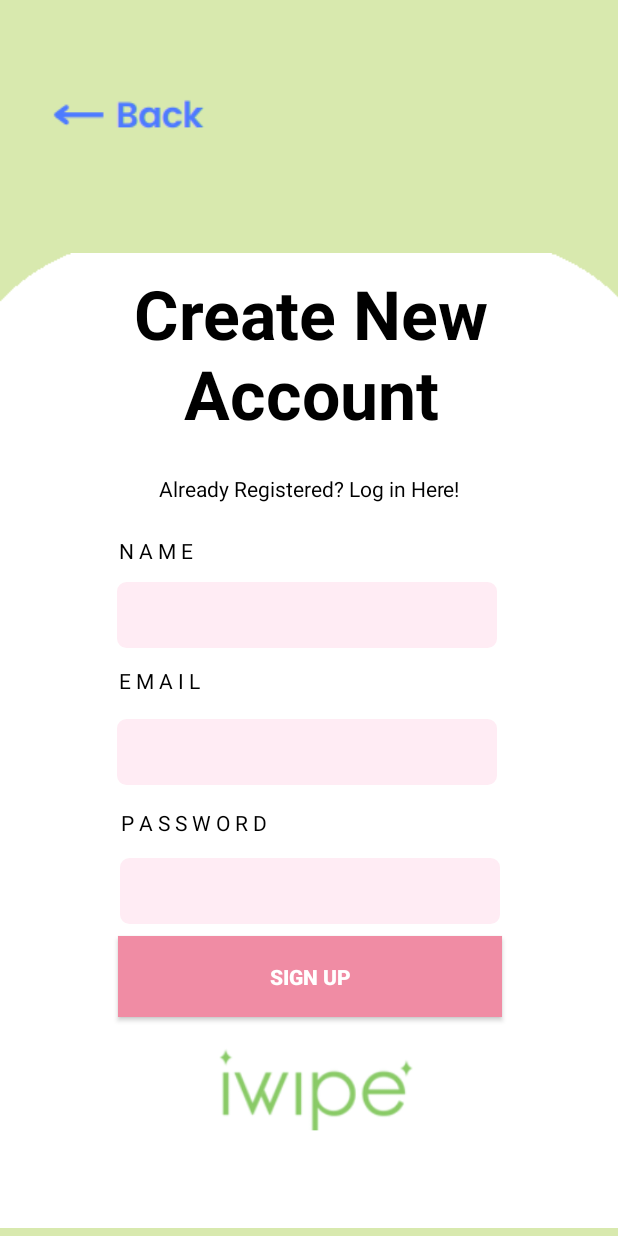
After one commit to ricklepick475/iWipe-Repository, an Android app: the CreateUserPage screen opened directly, with no data from a screen before it, on a phone screen of 412 x 824 dp. The commit adds this screen. Run offline under Robolectric (Android 15) with nearby library versions, the phone set to English and light mode, and no system bars.

Commit message:
iWipe Create User Account Screen is complete, also includes text button functionality, allowing for easy switching between login page and create user page

```diff
--- a/app/src/main/AndroidManifest.xml
+++ b/app/src/main/AndroidManifest.xml
@@ -12,7 +12,10 @@
         android:theme="@style/Theme.AppCompat.Light.NoActionBar"
         tools:targetApi="31">
         <activity
-            android:name=".MainActivity"
+            android:name=".CreateUserPage"
+            android:exported="false" />
+        <activity
+            android:name=".LoginUserPage"
             android:exported="true">
             <intent-filter>
                 <action android:name="android.intent.action.MAIN" />
--- /dev/null
+++ b/app/src/main/java/com/example/iwipe_repository/CreateUserPage.java
@@ -0,0 +1,25 @@
+package com.example.iwipe_repository;
+
+import androidx.appcompat.app.AppCompatActivity;
+import android.content.Intent;
+import android.os.Bundle;
+import android.view.View;
+import android.widget.TextView;
+
+public class CreateUserPage extends AppCompatActivity {
+
+    @Override
+    protected void onCreate(Bundle savedInstanceState) {
+        super.onCreate(savedInstanceState);
+        setContentView(R.layout.activity_create_user_page);
+
+        TextView notNewToWipe = findViewById(R.id.notNewToiWipeText);
+        notNewToWipe.setOnClickListener(new View.OnClickListener() {
+            @Override
+            public void onClick(View view) {
+                Intent oldUser = new Intent(CreateUserPage.this, LoginUserPage.class);
+                startActivity(oldUser);
+            }
+        });
+    }
+}
--- /dev/null
+++ b/app/src/main/java/com/example/iwipe_repository/LoginUserPage.java
@@ -0,0 +1,28 @@
+package com.example.iwipe_repository;
+
+import androidx.appcompat.app.AppCompatActivity;
+
+import android.content.Intent;
+import android.os.Bundle;
+import android.widget.TextView;
+import android.view.View;
+import android.widget.Button;
+import android.widget.ImageButton;
+
+public class LoginUserPage extends AppCompatActivity implements View.OnClickListener {
+
+    @Override
+    protected void onCreate(Bundle savedInstanceState) {
+        super.onCreate(savedInstanceState);
+        setContentView(R.layout.activity_login_user_page);
+
+        TextView newToWipe = (TextView) findViewById(R.id.newToiWipeText);
+        newToWipe.setOnClickListener(this);
+    }
+
+    @Override
+    public void onClick(View view) {
+        Intent newUser = new Intent(LoginUserPage.this, CreateUserPage.class);
+        startActivity(newUser);
+    }
+}
--- a/app/src/main/java/com/example/iwipe_repository/MainActivity.java
+++ /dev/null
@@ -1,14 +0,0 @@
-package com.example.iwipe_repository;
-
-import androidx.appcompat.app.AppCompatActivity;
-
-import android.os.Bundle;
-
-public class MainActivity extends AppCompatActivity {
-
-    @Override
-    protected void onCreate(Bundle savedInstanceState) {
-        super.onCreate(savedInstanceState);
-        setContentView(R.layout.activity_main);
-    }
-}
--- /dev/null
+++ b/app/src/main/res/layout/activity_create_user_page.xml
@@ -0,0 +1,198 @@
+<?xml version="1.0" encoding="utf-8"?>
+<androidx.constraintlayout.widget.ConstraintLayout xmlns:android="http://schemas.android.com/apk/res/android"
+    xmlns:app="http://schemas.android.com/apk/res-auto"
+    xmlns:tools="http://schemas.android.com/tools"
+    android:layout_width="match_parent"
+    android:layout_height="match_parent"
+    android:background="@color/pale_green"
+    tools:context=".CreateUserPage">
+
+    <ImageButton
+        android:id="@+id/backButtonImage"
+        android:layout_width="164dp"
+        android:layout_height="92dp"
+        android:layout_marginStart="4dp"
+        android:layout_marginTop="28dp"
+        android:background="@null"
+        app:layout_constraintStart_toStartOf="parent"
+        app:layout_constraintTop_toTopOf="parent"
+        app:srcCompat="@drawable/back_button" />
+
+    <androidx.constraintlayout.widget.ConstraintLayout
+        android:layout_width="match_parent"
+        android:layout_height="match_parent">
+
+        <RelativeLayout
+            android:id="@+id/loginBackground"
+            android:layout_width="447dp"
+            android:layout_height="650dp"
+            android:layout_marginTop="163dp"
+            app:layout_constraintBottom_toBottomOf="parent"
+            app:layout_constraintEnd_toEndOf="parent"
+            app:layout_constraintStart_toStartOf="parent"
+            app:layout_constraintTop_toTopOf="parent">
+
+            <ImageView
+                android:id="@+id/imageView2"
+                android:layout_width="match_parent"
+                android:layout_height="match_parent"
+                android:background="@null"
+                app:srcCompat="@drawable/login_background" />
+
+            <androidx.constraintlayout.widget.ConstraintLayout
+                android:layout_width="match_parent"
+                android:layout_height="647dp">
+
+                <TextView
+                    android:id="@+id/createNewAccountLogo"
+                    android:layout_width="327dp"
+                    android:layout_height="126dp"
+                    android:layout_marginStart="152dp"
+                    android:layout_marginTop="4dp"
+                    android:layout_marginEnd="151dp"
+                    android:layout_marginBottom="9dp"
+                    android:background="@null"
+                    android:gravity="center"
+                    android:text="Create New Account"
+                    android:textColor="@color/black"
+                    android:textSize="45dp"
+                    android:textStyle="bold"
+                    app:layout_constraintBottom_toTopOf="@+id/notNewToiWipeText"
+                    app:layout_constraintEnd_toEndOf="parent"
+                    app:layout_constraintStart_toStartOf="parent"
+                    app:layout_constraintTop_toTopOf="parent" />
+
+
+                <TextView
+                    android:id="@+id/notNewToiWipeText"
+                    android:layout_width="wrap_content"
+                    android:layout_height="wrap_content"
+                    android:layout_marginStart="116dp"
+                    android:layout_marginTop="8dp"
+                    android:layout_marginEnd="116dp"
+                    android:layout_marginBottom="22dp"
+                    android:clickable="true"
+                    android:text="Already Registered? Log in Here!"
+                    android:textColor="@color/black"
+                    app:layout_constraintBottom_toTopOf="@+id/nameTag"
+                    app:layout_constraintEnd_toEndOf="parent"
+                    app:layout_constraintHorizontal_bias="0.454"
+                    app:layout_constraintStart_toStartOf="parent"
+                    app:layout_constraintTop_toBottomOf="@+id/createNewAccountLogo" />
+
+                <TextView
+                    android:id="@+id/nameTag"
+                    android:layout_width="wrap_content"
+                    android:layout_height="wrap_content"
+                    android:layout_marginStart="96dp"
+                    android:layout_marginBottom="11dp"
+                    android:text="N A M E"
+                    android:textColor="@color/black"
+                    app:layout_constraintBottom_toTopOf="@+id/editTextTextPersonName"
+                    app:layout_constraintStart_toStartOf="parent" />
+
+                <TextView
+                    android:id="@+id/emailTag"
+                    android:layout_width="wrap_content"
+                    android:layout_height="wrap_content"
+                    android:layout_marginStart="96dp"
+                    android:layout_marginBottom="16dp"
+                    android:text="E M A I L"
+                    android:textColor="@color/black"
+                    app:layout_constraintBottom_toTopOf="@+id/editTextTextPersonEmail"
+                    app:layout_constraintStart_toStartOf="parent" />
+
+                <TextView
+                    android:id="@+id/passwordTag"
+                    android:layout_width="wrap_content"
+                    android:layout_height="wrap_content"
+                    android:layout_marginStart="97dp"
+                    android:layout_marginBottom="14dp"
+                    android:text="P A S S W O R D"
+                    android:textColor="@color/black"
+                    app:layout_constraintBottom_toTopOf="@+id/editTextTextPassword"
+                    app:layout_constraintStart_toStartOf="parent" />
+
+                <EditText
+                    android:id="@+id/editTextTextPersonName"
+                    android:layout_width="253dp"
+                    android:layout_height="44dp"
+                    android:layout_marginStart="80dp"
+                    android:layout_marginEnd="81dp"
+                    android:layout_marginBottom="12dp"
+                    android:background="@drawable/textbox_colour"
+                    android:ems="10"
+                    android:inputType="textPersonName"
+                    app:layout_constraintBottom_toTopOf="@+id/emailTag"
+                    app:layout_constraintEnd_toEndOf="parent"
+                    app:layout_constraintHorizontal_bias="0.454"
+                    app:layout_constraintStart_toStartOf="parent" />
+
+                <EditText
+                    android:id="@+id/editTextTextPersonEmail"
+                    android:layout_width="253dp"
+                    android:layout_height="44dp"
+                    android:layout_marginStart="80dp"
+                    android:layout_marginEnd="81dp"
+                    android:layout_marginBottom="15dp"
+                    android:background="@drawable/textbox_colour"
+                    android:ems="10"
+                    android:inputType="textWebEmailAddress"
+                    app:layout_constraintBottom_toTopOf="@+id/passwordTag"
+                    app:layout_constraintEnd_toEndOf="parent"
+                    app:layout_constraintHorizontal_bias="0.454"
+                    app:layout_constraintStart_toStartOf="parent" />
+
+                <EditText
+                    android:id="@+id/editTextTextPassword"
+                    android:layout_width="253dp"
+                    android:layout_height="44dp"
+                    android:layout_marginStart="80dp"
+                    android:layout_marginEnd="81dp"
+                    android:layout_marginBottom="12dp"
+                    android:background="@drawable/textbox_colour"
+                    android:ems="10"
+                    android:inputType="textPassword"
+                    app:layout_constraintBottom_toTopOf="@+id/signUpButton"
+                    app:layout_constraintEnd_toEndOf="parent"
+                    app:layout_constraintHorizontal_bias="0.515"
+                    app:layout_constraintStart_toStartOf="parent" />
+
+                <Button
+                    android:id="@+id/signUpButton"
+                    android:layout_width="256dp"
+                    android:layout_height="54dp"
+                    android:layout_marginStart="80dp"
+                    android:layout_marginTop="8dp"
+                    android:layout_marginEnd="78dp"
+                    android:background="@color/pink_buttons"
+                    android:backgroundTint="@color/pink_buttons"
+                    android:text="Sign Up"
+                    android:textColor="@color/white"
+                    android:textStyle="bold"
+                    android:theme="@style/Button.Pink"
+                    app:layout_constraintEnd_toEndOf="parent"
+                    app:layout_constraintHorizontal_bias="0.454"
+                    app:layout_constraintStart_toStartOf="parent"
+                    app:layout_constraintTop_toBottomOf="@+id/editTextTextPassword" />
+
+                <ImageView
+                    android:id="@+id/iWipeLogo"
+                    android:layout_width="188dp"
+                    android:layout_height="83dp"
+                    android:layout_marginStart="116dp"
+                    android:layout_marginTop="3dp"
+                    android:layout_marginEnd="110dp"
+                    android:layout_marginBottom="51dp"
+                    app:layout_constraintBottom_toBottomOf="parent"
+                    app:layout_constraintEnd_toEndOf="parent"
+                    app:layout_constraintStart_toStartOf="parent"
+                    app:layout_constraintTop_toBottomOf="@+id/signUpButton"
+                    app:srcCompat="@drawable/iwipe_logo" />
+
+            </androidx.constraintlayout.widget.ConstraintLayout>
+
+        </RelativeLayout>
+    </androidx.constraintlayout.widget.ConstraintLayout>
+
+</androidx.constraintlayout.widget.ConstraintLayout>
--- a/app/src/main/res/layout/activity_main.xml
+++ b/app/src/main/res/layout/activity_login_user_page.xml
@@ -5,7 +5,7 @@
     android:layout_width="match_parent"
     android:layout_height="match_parent"
     android:background="@color/pale_green"
-    tools:context=".MainActivity">
+    tools:context=".LoginUserPage">
 
     <ImageButton
         android:id="@+id/backButtonImage"
```
